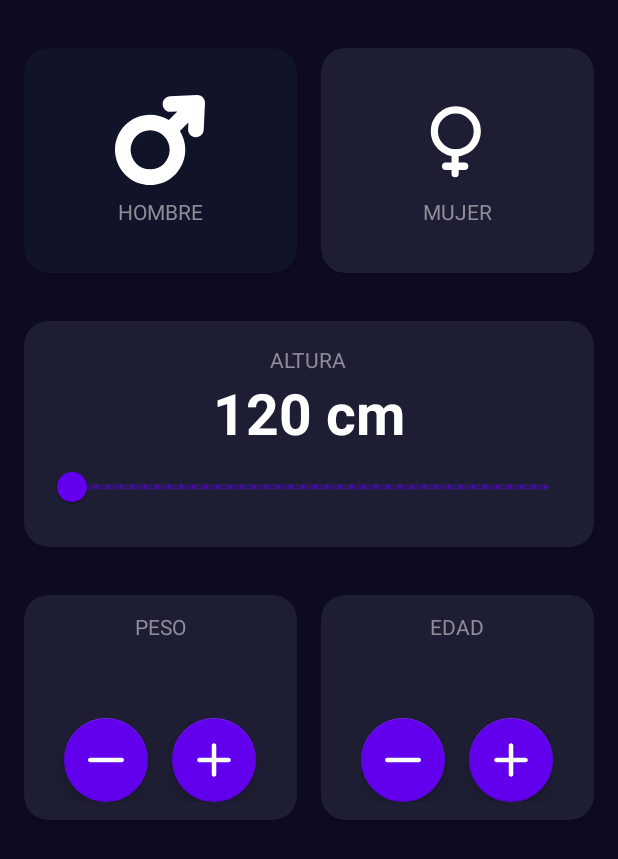
After one commit to MarioHMorales/Curso-Kotlin, an Android app: the ImcCalculatorActivity screen opened directly, with no data from a screen before it, on a phone screen of 412 x 824 dp. The commit adds this screen. Shown: the top 859 px of the screen. Run offline under Robolectric (Android 15) with nearby library versions, the phone set to English and light mode, and no system bars.

Commit message:
13/10/25

```diff
--- /dev/null
+++ b/app/src/main/java/dam/pmdm/cursokotlin/MenuActivity.kt
@@ -0,0 +1,31 @@
+package dam.pmdm.cursokotlin
+
+import android.content.Intent
+import android.os.Bundle
+import android.widget.Button
+import androidx.appcompat.app.AppCompatActivity
+import dam.pmdm.cursokotlin.firstapp.FirstAppActivity
+import dam.pmdm.cursokotlin.imccalculator.ImcCalculatorActivity
+
+class MenuActivity : AppCompatActivity() {
+    override fun onCreate(savedInstanceState: Bundle?) {
+        super.onCreate(savedInstanceState)
+        setContentView(R.layout.activity_menu)
+
+        val btnSaludApp = findViewById<Button>(R.id.btnSaludApp)
+        val btnImcApp = findViewById<Button>(R.id.btnIMCApp)
+        btnSaludApp.setOnClickListener { navigateToSaludApp() }
+        btnImcApp.setOnClickListener { navigateToIMCApp() }
+
+    }
+
+    private fun navigateToIMCApp() {
+        val intent = Intent(this, ImcCalculatorActivity::class.java)
+        startActivity(intent)
+    }
+
+    private fun navigateToSaludApp(){
+        val intent = Intent(this, FirstAppActivity::class.java)
+        startActivity(intent)
+    }
+}
--- a/app/src/main/java/dam/pmdm/cursokotlin/firstapp/MenuActivity.kt
+++ /dev/null
@@ -1,21 +0,0 @@
-package dam.pmdm.cursokotlin.firstapp
-
-import android.os.Bundle
-import androidx.activity.enableEdgeToEdge
-import androidx.appcompat.app.AppCompatActivity
-import androidx.core.view.ViewCompat
-import androidx.core.view.WindowInsetsCompat
-import dam.pmdm.cursokotlin.R
-
-class MenuActivity : AppCompatActivity() {
-    override fun onCreate(savedInstanceState: Bundle?) {
-        super.onCreate(savedInstanceState)
-        enableEdgeToEdge()
-        setContentView(R.layout.activity_menu)
-        ViewCompat.setOnApplyWindowInsetsListener(findViewById(R.id.main)) { v, insets ->
-            val systemBars = insets.getInsets(WindowInsetsCompat.Type.systemBars())
-            v.setPadding(systemBars.left, systemBars.top, systemBars.right, systemBars.bottom)
-            insets
-        }
-    }
-}
--- /dev/null
+++ b/app/src/main/java/dam/pmdm/cursokotlin/imccalculator/ImcCalculatorActivity.kt
@@ -0,0 +1,79 @@
+package dam.pmdm.cursokotlin.imccalculator
+
+import android.os.Bundle
+import android.widget.TextView
+import androidx.appcompat.app.AppCompatActivity
+import androidx.cardview.widget.CardView
+import androidx.core.content.ContextCompat
+import com.google.android.material.slider.RangeSlider
+import dam.pmdm.cursokotlin.R
+import java.text.DecimalFormat
+
+class ImcCalculatorActivity : AppCompatActivity() {
+
+    private var isMaleSelected: Boolean = true
+    private var isFemaleSelected: Boolean = false
+
+    private lateinit var viewMale: CardView
+    private lateinit var viewFemale: CardView
+    private lateinit var tvHeight: TextView
+    private lateinit var rsHeight: RangeSlider
+
+    override fun onCreate(savedInstanceState: Bundle?) {
+        super.onCreate(savedInstanceState)
+        setContentView(R.layout.activity_imc_calculator)
+        initComponents ()
+        initListener()
+        initUI()
+    }
+
+
+    private fun initComponents() {
+        viewMale = findViewById(R.id.viewMale)
+        viewFemale = findViewById(R.id.viewFemale)
+        tvHeight = findViewById(R.id.tvHeight)
+        rsHeight = findViewById(R.id.rsHeight)
+    }
+
+    private fun initListener() {
+        viewMale.setOnClickListener {
+            changeGender()
+            setGenderColor()
+        }
+        viewFemale.setOnClickListener {
+            changeGender()
+            setGenderColor()
+        }
+
+        rsHeight.addOnChangeListener { _, value, _ ->
+            val df = DecimalFormat("#.##")
+            val result = df.format(value)
+            tvHeight.text = "$result cm"
+        }
+    }
+
+    private fun changeGender(){
+        isMaleSelected = !isMaleSelected
+        isFemaleSelected = !isFemaleSelected
+    }
+
+    private fun setGenderColor() {
+        viewMale.setCardBackgroundColor(getBackgroundColor(isMaleSelected))
+        viewFemale.setCardBackgroundColor(getBackgroundColor(isFemaleSelected))
+    }
+
+    private fun getBackgroundColor(isSelectedComponent: Boolean): Int {
+
+        val colorReference = if (isSelectedComponent) {
+            R.color.background_component_select
+        } else {
+            R.color.background_component
+        }
+
+        return ContextCompat.getColor(this, colorReference)
+    }
+
+    private fun initUI() {
+        setGenderColor()
+    }
+}
--- /dev/null
+++ b/app/src/main/res/drawable/ic_female.xml
@@ -0,0 +1,25 @@
+<vector xmlns:android="http://schemas.android.com/apk/res/android"
+    android:width="154dp"
+    android:height="154dp"
+    android:viewportWidth="24"
+    android:viewportHeight="24">
+    <path
+        android:pathData="M17.409,9.682C17.409,11.255 16.776,12.678 15.749,13.715C15.365,14.102 14.926,14.435 14.445,14.7C13.627,15.152 12.686,15.409 11.682,15.409C8.519,15.409 5.955,12.845 5.955,9.682C5.955,6.519 8.519,3.955 11.682,3.955C14.845,3.955 17.409,6.519 17.409,9.682Z"
+        android:strokeWidth="1.9091"
+        android:fillColor="#00000000"
+        android:strokeColor="#000000"/>
+    <path
+        android:pathData="M11.5,15.5L11.5,21"
+        android:strokeLineJoin="round"
+        android:strokeWidth="1.9091"
+        android:fillColor="#00000000"
+        android:strokeColor="#000000"
+        android:strokeLineCap="round"/>
+    <path
+        android:pathData="M14,19L9,19"
+        android:strokeLineJoin="round"
+        android:strokeWidth="2"
+        android:fillColor="#00000000"
+        android:strokeColor="#000000"
+        android:strokeLineCap="round"/>
+</vector>
--- /dev/null
+++ b/app/src/main/res/drawable/ic_male.xml
@@ -0,0 +1,9 @@
+<vector xmlns:android="http://schemas.android.com/apk/res/android"
+    android:width="800dp"
+    android:height="800dp"
+    android:viewportWidth="345.6"
+    android:viewportHeight="345.6">
+    <path
+        android:pathData="M336.84,8.93c-5.96,-5.98 -14.15,-9.17 -22.59,-8.79L211.77,4.76c-16.55,0.75 -29.36,14.77 -28.62,31.32c0.75,16.55 14.79,29.34 31.32,28.62l24.95,-1.13l-32.6,32.6c-21.32,-13.47 -46.05,-20.68 -71.89,-20.68c-36.06,0 -69.96,14.04 -95.46,39.54c-52.64,52.63 -52.64,138.28 0,190.92c25.5,25.5 59.4,39.54 95.46,39.54c36.06,0 69.96,-14.04 95.46,-39.54c45.35,-45.35 51.62,-115.19 18.83,-167.33l32.7,-32.7l-1.2,24.94c-0.79,16.55 11.98,30.61 28.53,31.4c0.49,0.02 0.98,0.04 1.46,0.04c15.91,0 29.17,-12.51 29.94,-28.56l4.9,-102.19C345.97,23.11 342.8,14.9 336.84,8.93zM187.97,263.53c-14.17,14.16 -33,21.97 -53.03,21.97c-20.03,0 -38.87,-7.8 -53.03,-21.97c-29.24,-29.24 -29.24,-76.82 0,-106.07c14.16,-14.16 33,-21.97 53.03,-21.97s38.87,7.8 53.03,21.97C217.21,186.7 217.21,234.28 187.97,263.53z"
+        android:fillColor="#000000"/>
+</vector>
--- /dev/null
+++ b/app/src/main/res/drawable/ic_plus.xml
@@ -0,0 +1,9 @@
+<vector xmlns:android="http://schemas.android.com/apk/res/android"
+    android:width="800dp"
+    android:height="800dp"
+    android:viewportWidth="1024"
+    android:viewportHeight="1024">
+    <path
+        android:pathData="M576.5,448.5l349.6,0.6c35.3,0 64,28.7 63.9,64.1s-28.7,64 -64.1,63.9l-349.4,-0.6 0.2,349.6c0,35.3 -28.6,64 -64,64s-64,-28.6 -64,-64l-0.2,-349.9 -349.6,-0.6C63.6,575.6 35,546.9 35,511.5s28.7,-64 64.1,-63.9l349.4,0.6 -0.2,-349.4c-0,-35.3 28.6,-64 64,-64s64,28.6 64,64l0.2,349.6z"
+        android:fillColor="#000000"/>
+</vector>
--- /dev/null
+++ b/app/src/main/res/drawable/ic_subtract.xml
@@ -0,0 +1,9 @@
+<vector xmlns:android="http://schemas.android.com/apk/res/android"
+    android:width="800dp"
+    android:height="800dp"
+    android:viewportWidth="203.37"
+    android:viewportHeight="203.37">
+    <path
+        android:pathData="M191.23,89.55H12.15C5.43,89.55 0,94.98 0,101.69c0,6.7 5.43,12.14 12.15,12.14h179.08c6.71,0 12.14,-5.43 12.14,-12.14C203.37,94.98 197.94,89.55 191.23,89.55z"
+        android:fillColor="#010002"/>
+</vector>
--- /dev/null
+++ b/app/src/main/res/layout/activity_imc_calculator.xml
@@ -0,0 +1,257 @@
+<?xml version="1.0" encoding="utf-8"?>
+<androidx.constraintlayout.widget.ConstraintLayout xmlns:android="http://schemas.android.com/apk/res/android"
+    xmlns:app="http://schemas.android.com/apk/res-auto"
+    xmlns:tools="http://schemas.android.com/tools"
+    android:id="@+id/main"
+    android:layout_width="match_parent"
+    android:layout_height="match_parent"
+    android:paddingHorizontal="16dp"
+    android:paddingVertical="32dp"
+    android:background="@color/background_app"
+    tools:context=".imccalculator.ImcCalculatorActivity">
+
+    <androidx.cardview.widget.CardView
+        android:id="@+id/viewMale"
+        android:layout_width="0dp"
+        android:layout_height="150dp"
+        android:layout_marginEnd="16dp"
+        app:cardBackgroundColor="@color/background_component_select"
+        app:cardCornerRadius="16dp"
+        app:layout_constraintEnd_toStartOf="@+id/viewFemale"
+        app:layout_constraintStart_toStartOf="parent"
+        app:layout_constraintTop_toTopOf="parent">
+
+        <androidx.appcompat.widget.LinearLayoutCompat
+            android:layout_width="match_parent"
+            android:layout_height="match_parent"
+            android:gravity="center"
+            android:orientation="vertical">
+
+            <ImageView
+                android:layout_width="60dp"
+                android:layout_height="60dp"
+                android:layout_marginBottom="8dp"
+                android:src="@drawable/ic_male"
+                app:tint="@color/white" />
+
+            <TextView
+                android:layout_width="wrap_content"
+                android:layout_height="wrap_content"
+                android:text="@string/male"
+                android:textAllCaps="true"
+                android:textColor="@color/title_text" />
+
+        </androidx.appcompat.widget.LinearLayoutCompat>
+    </androidx.cardview.widget.CardView>
+
+    <androidx.cardview.widget.CardView
+        android:id="@+id/viewFemale"
+        android:layout_width="0dp"
+        android:layout_height="150dp"
+        app:cardBackgroundColor="@color/background_component"
+        app:cardCornerRadius="16dp"
+        app:layout_constraintEnd_toEndOf="parent"
+        app:layout_constraintStart_toEndOf="@+id/viewMale"
+        app:layout_constraintTop_toTopOf="parent">
+
+        <androidx.appcompat.widget.LinearLayoutCompat
+            android:layout_width="match_parent"
+            android:layout_height="match_parent"
+            android:gravity="center"
+            android:orientation="vertical">
+
+            <ImageView
+                android:layout_width="60dp"
+                android:layout_height="60dp"
+                android:src="@drawable/ic_female"
+                app:tint="@color/white" />
+
+            <TextView
+                android:layout_width="wrap_content"
+                android:layout_height="wrap_content"
+                android:layout_marginTop="8dp"
+                android:text="@string/female"
+                android:textAllCaps="true"
+                android:textColor="@color/title_text" />
+
+        </androidx.appcompat.widget.LinearLayoutCompat>
+
+    </androidx.cardview.widget.CardView>
+
+    <androidx.cardview.widget.CardView
+        android:id="@+id/viewHeight"
+        android:layout_width="0dp"
+        android:layout_height="wrap_content"
+        app:layout_constraintStart_toStartOf="parent"
+        app:layout_constraintTop_toBottomOf="@+id/viewMale"
+        android:layout_marginTop="32dp"
+        app:cardBackgroundColor="@color/background_component"
+        app:cardCornerRadius="16dp"
+        app:layout_constraintEnd_toEndOf="parent">
+
+        <androidx.appcompat.widget.LinearLayoutCompat
+            android:layout_width="match_parent"
+            android:gravity="center"
+            android:layout_height="wrap_content"
+            android:orientation="vertical"
+            android:layout_margin="16dp">
+
+            <TextView
+                android:layout_width="wrap_content"
+                android:layout_height="wrap_content"
+                android:text="@string/height"
+                android:textAllCaps="true"
+                android:textColor="@color/title_text">
+            </TextView>
+
+            <TextView
+                android:id="@+id/tvHeight"
+                android:text="120 cm"
+                android:textSize="38sp"
+                android:textStyle="bold"
+                android:textColor="@color/white"
+                android:layout_width="wrap_content"
+                android:layout_height="wrap_content">
+            </TextView>
+
+            <com.google.android.material.slider.RangeSlider
+                android:id="@+id/rsHeight"
+                android:layout_width="match_parent"
+                android:layout_height="wrap_content"
+                android:stepSize = "1"
+                android:valueFrom="120"
+                android:valueTo="200">
+            </com.google.android.material.slider.RangeSlider>
+
+        </androidx.appcompat.widget.LinearLayoutCompat>
+
+
+    </androidx.cardview.widget.CardView>
+
+    <androidx.cardview.widget.CardView
+        android:id="@+id/viewWeight"
+        android:layout_width="0dp"
+        android:layout_height="150dp"
+        android:layout_marginTop="32dp"
+        android:layout_marginEnd="16dp"
+        app:cardBackgroundColor="@color/background_component"
+        app:cardCornerRadius="16dp"
+        app:layout_constraintEnd_toStartOf="@+id/viewAge"
+        app:layout_constraintStart_toStartOf="parent"
+        app:layout_constraintTop_toBottomOf="@+id/viewHeight">
+
+        <LinearLayout
+            android:layout_width="match_parent"
+            android:layout_height="match_parent"
+            android:gravity="center"
+            android:orientation="vertical">
+
+            <TextView
+                android:layout_width="wrap_content"
+                android:layout_height="wrap_content"
+                android:text="@string/weight"
+                android:textAllCaps="true"
+                android:textColor="@color/title_text" />
+
+            <TextView
+                android:id="@+id/tvWeight"
+                android:layout_width="wrap_content"
+                android:layout_height="wrap_content"
+                android:textColor="@color/white"
+                android:textSize="38sp"
+                android:textStyle="bold"
+                tools:text="60" />
+
+            <androidx.appcompat.widget.LinearLayoutCompat
+                android:layout_width="match_parent"
+                android:layout_height="wrap_content"
+                android:gravity="center"
+                android:orientation="horizontal">
+
+                <com.google.android.material.floatingactionbutton.FloatingActionButton
+                    android:id="@+id/btnSubtractWeight"
+                    android:layout_width="wrap_content"
+                    android:layout_height="wrap_content"
+                    android:layout_marginEnd="16dp"
+                    android:src="@drawable/ic_subtract"
+                    app:backgroundTint="@color/background_fab"
+                    app:tint="@color/white" />
+
+                <com.google.android.material.floatingactionbutton.FloatingActionButton
+                    android:id="@+id/btnPlusWeight"
+                    android:layout_width="wrap_content"
+                    android:layout_height="wrap_content"
+                    android:src="@drawable/ic_plus"
+                    app:backgroundTint="@color/background_fab"
+                    app:tint="@color/white" />
+
+            </androidx.appcompat.widget.LinearLayoutCompat>
+
+        </LinearLayout>
+
+    </androidx.cardview.widget.CardView>
+
+    <androidx.cardview.widget.CardView
+        android:id="@+id/viewAge"
+        android:layout_width="0dp"
+        android:layout_height="150dp"
+        android:layout_marginTop="32dp"
+        app:cardBackgroundColor="@color/background_component"
+        app:cardCornerRadius="16dp"
+        app:layout_constraintEnd_toEndOf="parent"
+        app:layout_constraintStart_toEndOf="@+id/viewWeight"
+        app:layout_constraintTop_toBottomOf="@+id/viewHeight">
+
+        <androidx.appcompat.widget.LinearLayoutCompat
+            android:layout_width="match_parent"
+            android:layout_height="match_parent"
+            android:gravity="center"
+            android:orientation="vertical">
+
+            <TextView
+                android:layout_width="wrap_content"
+                android:layout_height="wrap_content"
+                android:text="@string/age"
+                android:textAllCaps="true"
+                android:textColor="@color/title_text" />
+
+            <TextView
+                android:id="@+id/tvAge"
+                android:layout_width="wrap_content"
+                android:layout_height="wrap_content"
+                android:textColor="@color/white"
+                android:textSize="38sp"
+                android:textStyle="bold"
+                tools:text="30" />
+
+            <androidx.appcompat.widget.LinearLayoutCompat
+                android:layout_width="wrap_content"
+                android:layout_height="wrap_content"
+                android:gravity="center"
+                android:orientation="horizontal">
+
+                <com.google.android.material.floatingactionbutton.FloatingActionButton
+                    android:id="@+id/btnSubtractAge"
+                    android:layout_width="wrap_content"
+                    android:layout_height="wrap_content"
+                    android:layout_marginEnd="16dp"
+                    android:src="@drawable/ic_subtract"
+                    app:backgroundTint="@color/background_fab"
+                    app:tint="@color/white" />
+
+                <com.google.android.material.floatingactionbutton.FloatingActionButton
+                    android:id="@+id/btnPlusAge"
+                    android:layout_width="wrap_content"
+                    android:layout_height="wrap_content"
+                    android:src="@drawable/ic_plus"
+                    app:backgroundTint="@color/background_fab"
+                    app:tint="@color/white" />
+
+            </androidx.appcompat.widget.LinearLayoutCompat>
+
+        </androidx.appcompat.widget.LinearLayoutCompat>
+
+    </androidx.cardview.widget.CardView>
+
+
+</androidx.constraintlayout.widget.ConstraintLayout>
--- a/app/src/main/res/layout/activity_menu.xml
+++ b/app/src/main/res/layout/activity_menu.xml
@@ -1,10 +1,24 @@
 <?xml version="1.0" encoding="utf-8"?>
-<androidx.constraintlayout.widget.ConstraintLayout xmlns:android="http://schemas.android.com/apk/res/android"
-    xmlns:app="http://schemas.android.com/apk/res-auto"
+<LinearLayout xmlns:android="http://schemas.android.com/apk/res/android"
     xmlns:tools="http://schemas.android.com/tools"
     android:id="@+id/main"
     android:layout_width="match_parent"
     android:layout_height="match_parent"
-    tools:context=".firstapp.MenuActivity">
+    android:layout_margin="35dp"
+    android:orientation="vertical"
+    tools:context=".MenuActivity">
 
-</androidx.constraintlayout.widget.ConstraintLayout>
+    <Button
+        android:id="@+id/btnSaludApp"
+        android:layout_width="match_parent"
+        android:layout_height="wrap_content"
+        android:text="SaludAPP" />
+
+    <Button
+        android:id="@+id/btnIMCApp"
+        android:layout_width="match_parent"
+        android:layout_height="wrap_content"
+        android:layout_marginTop="10dp"
+        android:text="IMC APP" />
+
+</LinearLayout>
--- a/app/src/main/res/values/colors.xml
+++ b/app/src/main/res/values/colors.xml
@@ -7,4 +7,13 @@
     <color name="teal_700">#FF018786</color>
     <color name="black">#FF000000</color>
     <color name="white">#FFFFFFFF</color>
+
+    <color name="background_component">#1D1E33</color>
+    <color name="background_component_select">#FF111328</color>
+    <color name="background_app">#0E0B20</color>
+    <color name="background_button">#EB1555</color>
+    <color name="title_text">#FF8D8E98</color>
+    <color name="background_fab">#FF6200EE</color>
+
+
 </resources>
--- a/app/src/main/res/values/strings.xml
+++ b/app/src/main/res/values/strings.xml
@@ -1,3 +1,9 @@
 <resources>
     <string name="app_name">Curso Kotlin</string>
+    <string name="male">Hombre</string>
+    <string name="female">Mujer</string>
+    <string name="height">Altura</string>
+    <string name="weight">Peso</string>
+    <string name="age">Edad</string>
+
 </resources>
```
Also changed, not shown: app/src/main/AndroidManifest.xml (+8 -6 lines).
